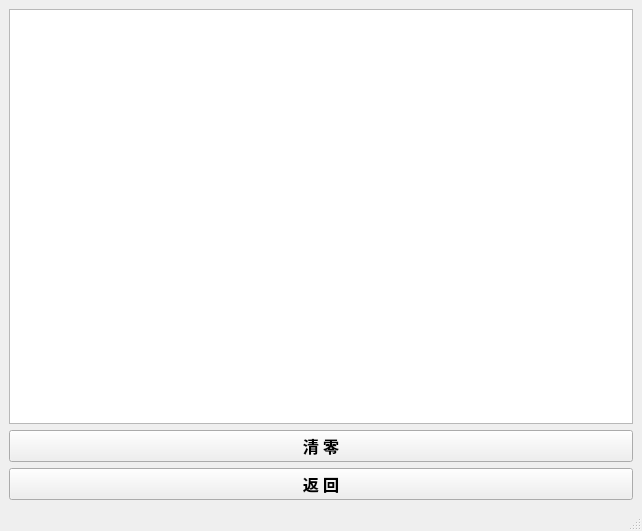
The window that test-widgets/historywindow.ui (Carlwasinfected/OOP-2020-Spring-FinalProject) describes before a commit, drawn with Qt 5.
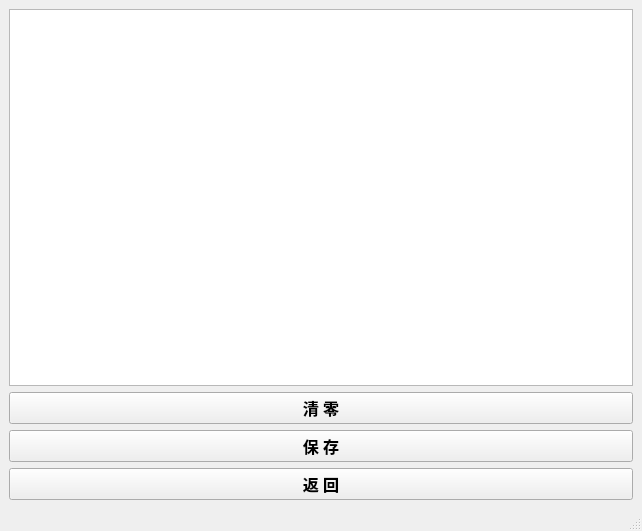
The same window after the commit.

Diff of the .ui file:
```diff
--- a/test-widgets/historywindow.ui
+++ b/test-widgets/historywindow.ui
@@ -37,6 +37,24 @@
       </property>
      </widget>
     </item>
+    <item>
+     <widget class="QPushButton" name="pushbutton_save">
+      <property name="font">
+       <font>
+        <family>微软雅黑</family>
+        <pointsize>12</pointsize>
+        <weight>75</weight>
+        <bold>true</bold>
+       </font>
+      </property>
+      <property name="cursor">
+       <cursorShape>PointingHandCursor</cursorShape>
+      </property>
+      <property name="text">
+       <string>保 存</string>
+      </property>
+     </widget>
+    </item>
     <item>
      <widget class="QPushButton" name="pushbutton_return">
       <property name="font">
```
